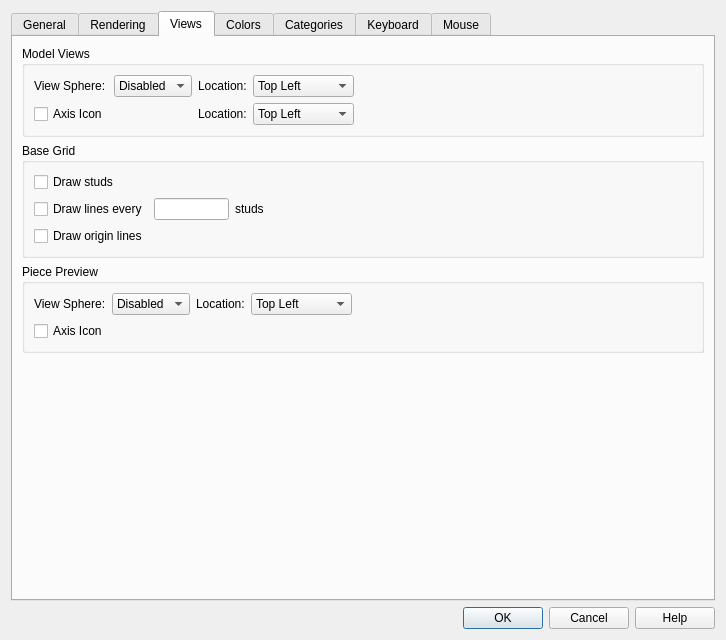
Above: qt/lc_qpreferencesdialog.ui from nathaneltitane/studworx before the change. Below: the same form after it.
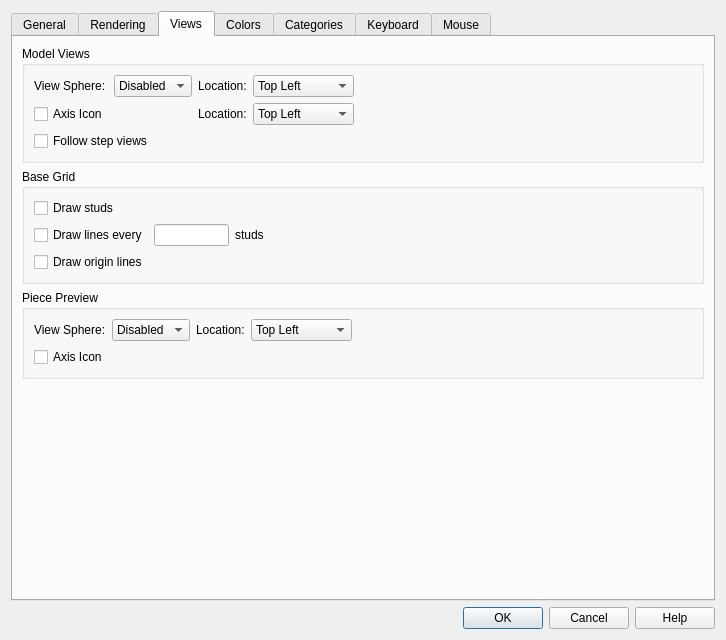
That is the form after the change. The open tabs and pages were chosen to show the change. Icons and pictures are not drawn.

Commit message:
Support MLCAD ROTSTEP step views
Load 0 ROTSTEP lines as step boundaries with a view rotation (REL, ABS, ADD or END) instead of ignoring them, which merged steps, and save them back. Step views are kept in the model properties so they follow undo, inserted and removed steps. With Follow Step Views (on by default) the view turns to each step's rotation when changing steps. A Step View dialog sets the rotation of the current step, including from the current view, and the Timeline labels steps that have one.

Closes #428

Patch:
```diff
--- a/qt/lc_qpreferencesdialog.ui
+++ b/qt/lc_qpreferencesdialog.ui
@@ -1029,6 +1029,16 @@
             </item>
            </widget>
           </item>
+          <item row="2" column="0" colspan="4">
+           <widget class="QCheckBox" name="FollowStepViewsCheckBox">
+            <property name="toolTip">
+             <string>Turn the view to each step's view rotation (MLCAD ROTSTEP) when changing steps.</string>
+            </property>
+            <property name="text">
+             <string>Follow step views</string>
+            </property>
+           </widget>
+          </item>
          </layout>
         </widget>
        </item>
```
Left out of the diff: 1 changed line with no effect on the pictures. The commit also changes 14 other files.
